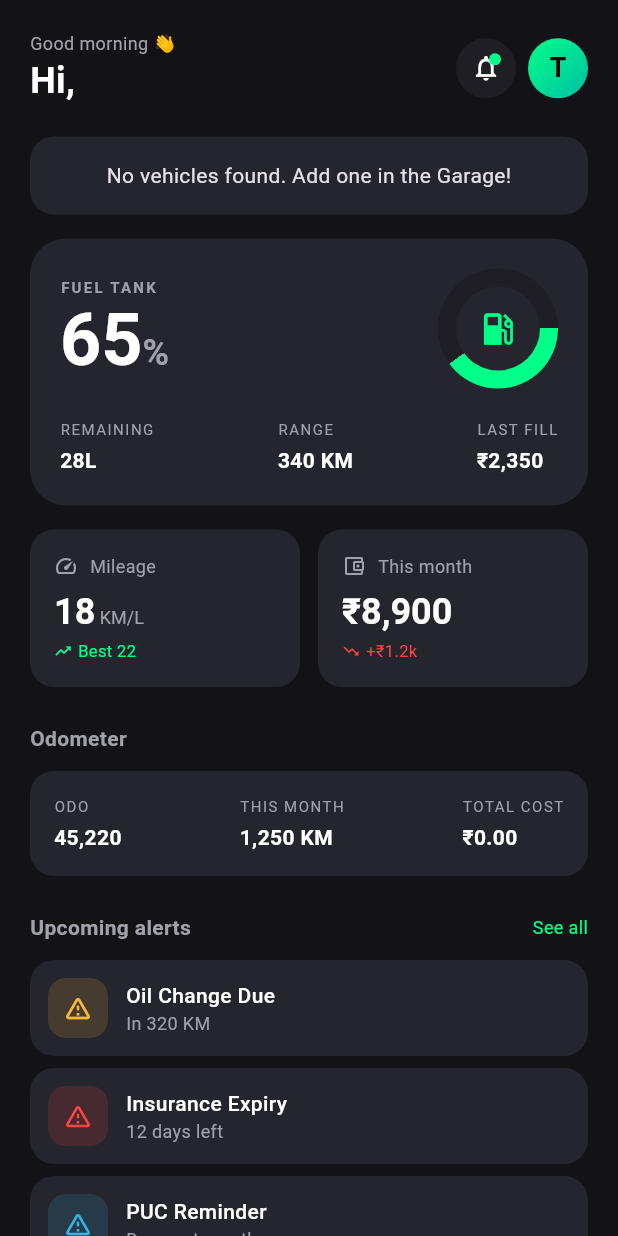
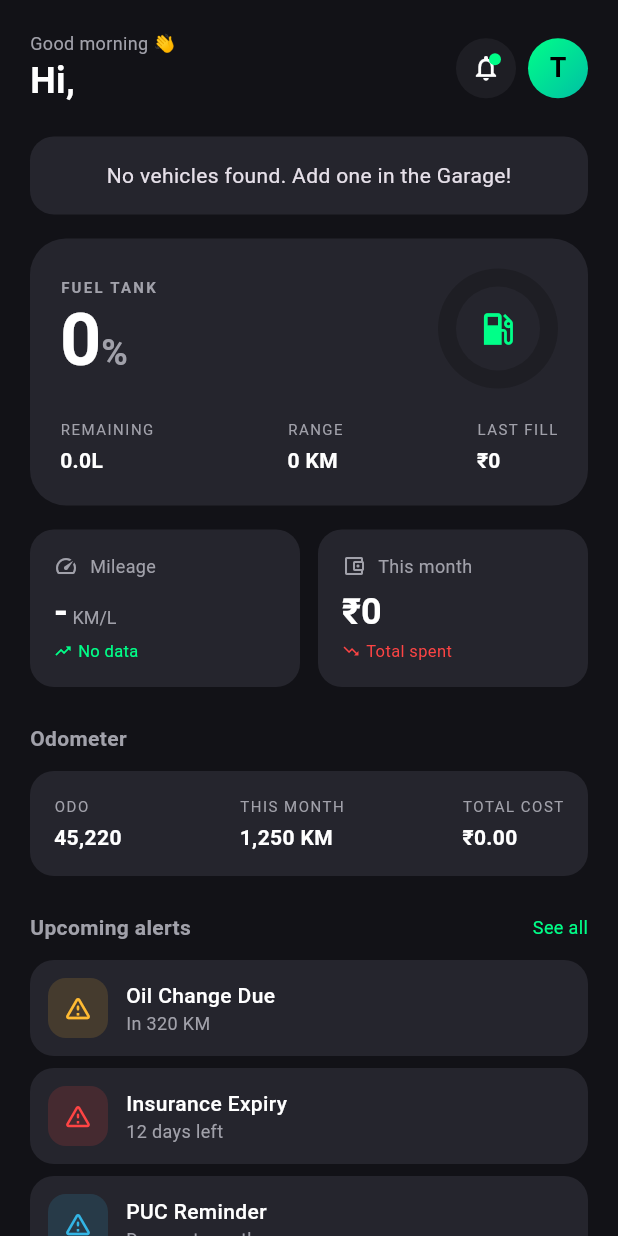
Before and after one commit to fadowtech/fuel_cal, a Flutter app: the DashboardPage screen opened directly, on a phone screen of 412 x 824 dp. Run offline on Flutter 3.47's test engine with Material 3 defaults, Android fonts, the phone set to English and light mode, and no system bars; our stand-ins replace dio, flutter_dotenv, flutter_riverpod, flutter_secure_storage, freezed_annotation, go_router and 1 more; accounts and stored records are empty; generated files the repository leaves out were written again; network calls fail.

Commit message:
Updated project files

```diff
--- a/lib/dashboard_page.dart
+++ b/lib/dashboard_page.dart
@@ -90,18 +90,22 @@ class _DashboardPageState extends ConsumerState<DashboardPage>
                 error: (err, stack) => Text('Error: $err', style: TextStyle(color: _dangerColor)),
               ),
 
-              const SizedBox(height: 16),
-              _buildFuelHeroCard(),
-              const SizedBox(height: 16),
-              _buildMetricCards(),
-              const SizedBox(height: 24),
-              _buildSectionTitle('Odometer'),
-
-              // Handle Fuel Logs for Odometer
               logsAsync.when(
                 data: (logs) {
                   final totalCost = logs.fold(0.0, (sum, log) => sum + log.totalCost);
-                  return _buildOdometerCard(totalCost: totalCost);
+
+                  return Column(
+                    crossAxisAlignment: CrossAxisAlignment.start,
+                    children: [
+                      const SizedBox(height: 16),
+                      _buildFuelHeroCard(logs, vehiclesAsync),
+                      const SizedBox(height: 16),
+                      _buildMetricCards(logs),
+                      const SizedBox(height: 24),
+                      _buildSectionTitle('Odometer'),
+                      _buildOdometerCard(totalCost: totalCost),
+                    ],
+                  );
                 },
                 loading: () => const Center(child: CircularProgressIndicator()),
                 error: (err, stack) => Text('Error: $err', style: TextStyle(color: _dangerColor)),
@@ -303,7 +307,64 @@ class _DashboardPageState extends ConsumerState<DashboardPage>
     );
   }
 
-  Widget _buildFuelHeroCard() {
+  Widget _buildFuelHeroCard(List<FuelLog> logs, AsyncValue<List<Vehicle>> vehiclesAsync) {
+    double tankCapacity = 50.0;
+    vehiclesAsync.whenData((vehicles) {
+      if (vehicles.isNotEmpty && vehicles.first.tankCapacity > 0) {
+        tankCapacity = vehicles.first.tankCapacity;
+      }
+    });
+
+    double lastFillCost = 0.0;
+    double avgMileage = 15.0; // Fallback
+    double fuelPercent = 0.0;
+    double remainingL = 0.0;
+    double rangeKM = 0.0;
+
+    if (logs.isNotEmpty) {
+      final sortedLogs = List<FuelLog>.from(logs)
+        ..sort((a, b) => (b.date ?? DateTime.now()).compareTo(a.date ?? DateTime.now()));
+
+      lastFillCost = sortedLogs.first.totalCost;
+
+      // Calculate avg mileage
+      double totalDistance = 0.0;
+      double totalFuelUsed = 0.0;
+      final ascLogs = List<FuelLog>.from(logs)
+        ..sort((a, b) => (a.date ?? DateTime.now()).compareTo(b.date ?? DateTime.now()));
+      for (int i = 1; i < ascLogs.length; i++) {
+        final distance = ascLogs[i].odometer - ascLogs[i - 1].odometer;
+        if (distance > 0 && ascLogs[i - 1].fuelQuantity > 0) {
+          totalDistance += distance;
+          totalFuelUsed += ascLogs[i - 1].fuelQuantity;
+        }
+      }
+      if (totalFuelUsed > 0) {
+        avgMileage = totalDistance / totalFuelUsed;
+      }
+
+      // Estimate remaining fuel assuming tank was completely filled on last log
+      final lastLog = sortedLogs.first;
+      final daysSinceLastLog = DateTime.now().difference(lastLog.date ?? DateTime.now()).inDays.clamp(0, 30);
+
+      double avgDailyDistance = 0;
+      if (ascLogs.length > 1) {
+        final totalDays = (ascLogs.last.date ?? DateTime.now()).difference(ascLogs.first.date ?? DateTime.now()).inDays;
+        if (totalDays > 0) {
+          avgDailyDistance = totalDistance / totalDays;
+        }
+      } else {
+        avgDailyDistance = 30.0; // Fallback estimate
+      }
+
+      double estimatedDistanceSinceLastLog = avgDailyDistance * daysSinceLastLog;
+      double estimatedFuelUsed = estimatedDistanceSinceLastLog / avgMileage;
+
+      remainingL = (tankCapacity - estimatedFuelUsed).clamp(0.0, tankCapacity);
+      fuelPercent = (remainingL / tankCapacity) * 100;
+      rangeKM = remainingL * avgMileage;
+    }
+
     return Container(
       padding: const EdgeInsets.all(20),
       decoration: BoxDecoration(
@@ -326,7 +387,7 @@ class _DashboardPageState extends ConsumerState<DashboardPage>
                           fontWeight: FontWeight.w600)),
                   RichText(
                     text: TextSpan(
-                      text: '65',
+                      text: fuelPercent.toStringAsFixed(0),
                       style: TextStyle(
                           color: _textColor,
                           fontSize: 48,
@@ -345,7 +406,7 @@ class _DashboardPageState extends ConsumerState<DashboardPage>
                 height: 80,
                 child: CustomPaint(
                   painter:
-                      _ConicGradientPainter(percentage: 65, color: _neonColor),
+                      _ConicGradientPainter(percentage: fuelPercent, color: _neonColor),
                   child: Center(
                     child: Container(
                       width: 56,
@@ -366,9 +427,9 @@ class _DashboardPageState extends ConsumerState<DashboardPage>
           Row(
             mainAxisAlignment: MainAxisAlignment.spaceBetween,
             children: [
-              _buildStat('Remaining', '28L'),
-              _buildStat('Range', '340 KM'),
-              _buildStat('Last fill', '₹2,350'),
+              _buildStat('Remaining', '${remainingL.toStringAsFixed(1)}L'),
+              _buildStat('Range', '${rangeKM.toStringAsFixed(0)} KM'),
+              _buildStat('Last fill', '₹${lastFillCost.toStringAsFixed(0)}'),
             ],
           ),
         ],
@@ -376,17 +437,50 @@ class _DashboardPageState extends ConsumerState<DashboardPage>
     );
   }
 
-  Widget _buildMetricCards() {
+  Widget _buildMetricCards(List<FuelLog> logs) {
+    double bestMileage = 0.0;
+    double totalDistance = 0.0;
+    double totalFuelUsed = 0.0;
+    double thisMonthTotal = 0.0;
+
+    final now = DateTime.now();
+
+    final sortedLogs = List<FuelLog>.from(logs)
+      ..sort((a, b) => (a.date ?? now).compareTo(b.date ?? now));
+
+    for (int i = 1; i < sortedLogs.length; i++) {
+      final prevLog = sortedLogs[i - 1];
+      final currentLog = sortedLogs[i];
+
+      final distance = currentLog.odometer - prevLog.odometer;
+      if (distance > 0 && prevLog.fuelQuantity > 0) {
+        final mileage = distance / prevLog.fuelQuantity;
+        if (mileage > bestMileage) {
+          bestMileage = mileage;
+        }
+        totalDistance += distance;
+        totalFuelUsed += prevLog.fuelQuantity;
+      }
+    }
+
+    final avgMileage = totalFuelUsed > 0 ? (totalDistance / totalFuelUsed) : 0.0;
+
+    for (final log in logs) {
+      if (log.date != null && log.date!.year == now.year && log.date!.month == now.month) {
+        thisMonthTotal += log.totalCost;
+      }
+    }
+
     return Row(
       children: [
         Expanded(
           child: _buildMetricCard(
             icon: Icons.speed,
             title: 'Mileage',
-            value: '18',
+            value: avgMileage > 0 ? avgMileage.toStringAsFixed(1) : '-',
             unit: 'KM/L',
             footerIcon: Icons.trending_up,
-            footerText: 'Best 22',
+            footerText: bestMileage > 0 ? 'Best ${bestMileage.toStringAsFixed(1)}' : 'No data',
             footerColor: _neonColor,
           ),
         ),
@@ -395,10 +489,10 @@ class _DashboardPageState extends ConsumerState<DashboardPage>
           child: _buildMetricCard(
             icon: Icons.account_balance_wallet_outlined,
             title: 'This month',
-            value: '₹8,900',
+            value: '₹${thisMonthTotal.toStringAsFixed(0)}',
             unit: '',
             footerIcon: Icons.trending_down,
-            footerText: '+₹1.2k',
+            footerText: 'Total spent',
             footerColor: _dangerColor,
           ),
         ),
--- /dev/null
+++ b/lib/models/expense_model.dart
@@ -0,0 +1,19 @@
+import 'package:freezed_annotation/freezed_annotation.dart';
+
+part 'expense_model.freezed.dart';
+part 'expense_model.g.dart';
+
+@freezed
+class Expense with _$Expense {
+  const factory Expense({
+    required int id,
+    @JsonKey(name: 'user_id') required int userId,
+    @JsonKey(name: 'vehicle_id') int? vehicleId,
+    required String category,
+    required String title,
+    required double amount,
+    DateTime? date,
+  }) = _Expense;
+
+  factory Expense.fromJson(Map<String, dynamic> json) => _$ExpenseFromJson(json);
+}
--- a/lib/providers/data_provider.dart
+++ b/lib/providers/data_provider.dart
@@ -1,6 +1,7 @@
 import 'package:flutter_riverpod/flutter_riverpod.dart';
 import '../models/vehicle_model.dart';
 import '../models/fuel_log_model.dart';
+import '../models/expense_model.dart';
 import '../providers/auth_provider.dart';
 
 final vehiclesProvider = FutureProvider<List<Vehicle>>((ref) async {
@@ -14,3 +15,9 @@ final fuelLogsProvider = FutureProvider<List<FuelLog>>((ref) async {
   final data = await apiService.getFuelLogs();
   return data.map((json) => FuelLog.fromJson(json)).toList();
 });
+
+final expensesProvider = FutureProvider<List<Expense>>((ref) async {
+  final apiService = ref.watch(apiServiceProvider);
+  final data = await apiService.getExpenses();
+  return data.map((json) => Expense.fromJson(json)).toList();
+});
--- a/lib/services/api_service.dart
+++ b/lib/services/api_service.dart
@@ -95,4 +95,22 @@ class ApiService {
       return false;
     }
   }
+
+  Future<List<dynamic>> getExpenses() async {
+    try {
+      final response = await _dio.get('/expenses/');
+      return response.data as List<dynamic>;
+    } catch (e) {
+      return [];
+    }
+  }
+
+  Future<bool> createExpense(Map<String, dynamic> data) async {
+    try {
+      await _dio.post('/expenses/', data: data);
+      return true;
+    } catch (e) {
+      return false;
+    }
+  }
 }
```
Also changed, not shown: lib/add_expense_page.dart (added, +334 -0 lines), lib/feature_pages.dart (+46 -18 lines), 4 other files.
